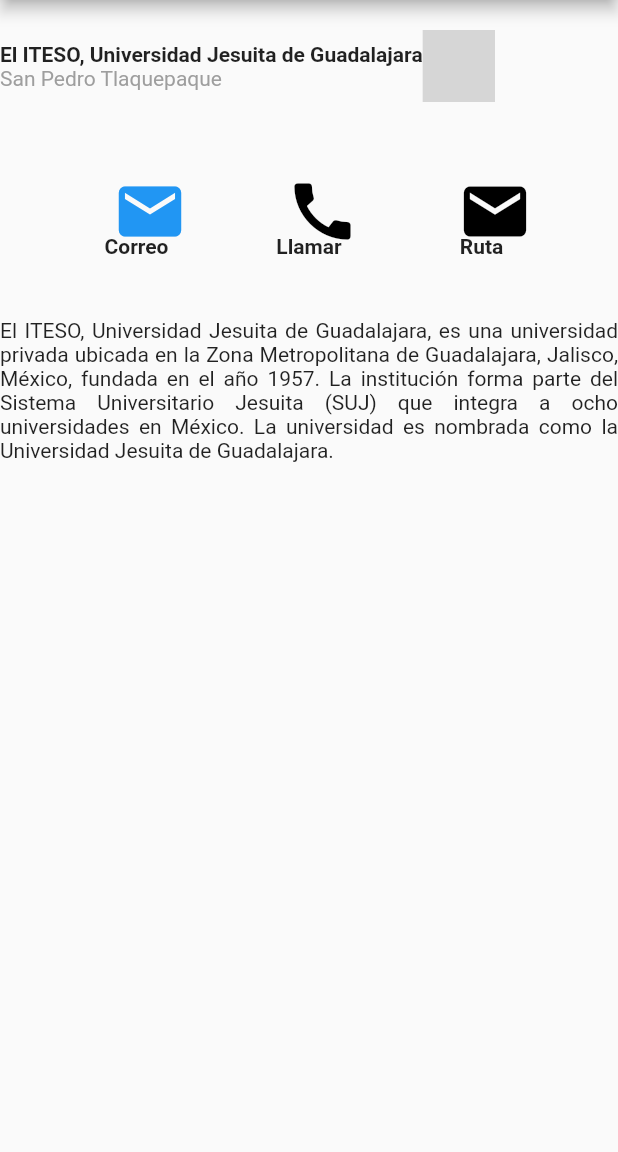
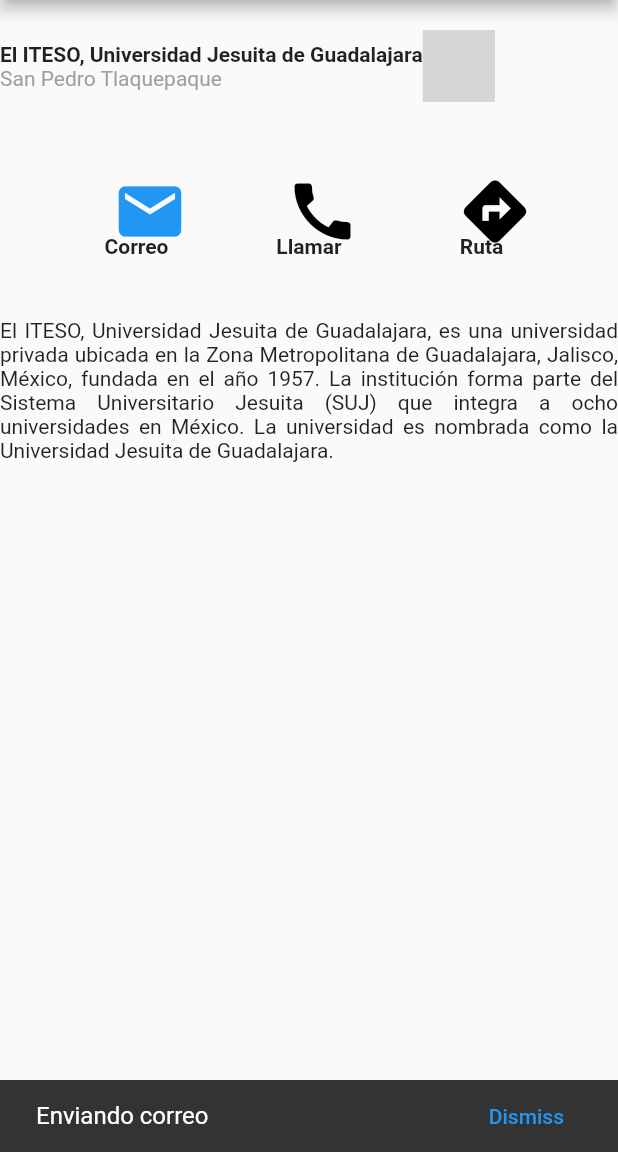
Before and after one commit to TheOutl4nder/Tarea1, a Flutter app: the screen it shows after launch, after a tap on the "mail" icon, on a phone screen of 412 x 824 dp, the part 84-1236 px from its top. Run offline on Flutter 3.47's test engine with Material 2 defaults, Android fonts, the phone set to English and light mode, and no system bars; network calls fail; statements that could not run were skipped; grey boxes are pictures that could not be loaded.

Commit message:
snackbar

```diff
--- a/lib/main.dart
+++ b/lib/main.dart
@@ -12,7 +12,7 @@ class Likes extends StatelessWidget{
   @required this.likesChanged);
 
   @override
-  Widget build(BuildContext context) {
+  Widget build(BuildContext context){
     return Column(children: [
                     Row(
                       children: [
@@ -84,6 +84,7 @@ class _HomePage extends State<HomePage> {
           Row(mainAxisAlignment: MainAxisAlignment.spaceEvenly ,children: [
             Column(crossAxisAlignment: CrossAxisAlignment.center, children: [
               IconButton(onPressed: ()=>{
+                showSnackBar(context,'Enviando correo'),
                 setState((){
                   mailButton = !mailButton;
                 })
@@ -92,6 +93,7 @@ class _HomePage extends State<HomePage> {
             ],),
             Column(crossAxisAlignment: CrossAxisAlignment.center, children: [
               IconButton(onPressed: ()=>{
+                showSnackBar(context,'Llamando'),
                 setState((){
                   callButton = !callButton;
                 })
@@ -100,11 +102,12 @@ class _HomePage extends State<HomePage> {
             ],),
             Column(crossAxisAlignment: CrossAxisAlignment.center, children: [
               IconButton(onPressed: ()=>{
+                showSnackBar(context,'Mostrando ruta'),
                 setState((){
                   routeButton = !routeButton;
                 })
-              }, icon: Icon(Icons.mail, size: 50, color: routeButton? Colors.black: Colors.blue)),
-              Text('Ruta', style: TextStyle(fontWeight: FontWeight.bold))
+              }, icon: Icon(Icons.directions,size: 50, color: routeButton? Colors.black: Colors.blue),),
+              Text('Ruta', style: TextStyle(fontWeight: FontWeight.bold),)
             ],)
           ],),
           Container(
@@ -117,4 +120,19 @@ class _HomePage extends State<HomePage> {
       ),
     );
   }
+
+  void showSnackBar(BuildContext context, String text){
+    final snackBar = SnackBar(
+      content: Text(
+        text,
+        style: TextStyle(fontSize: 16),
+      ),
+      action: SnackBarAction(label: 'Dismiss',
+      onPressed: ()=>{
+        print('pressed!')
+      }),
+    );
+
+    ScaffoldMessenger.of(context).showSnackBar(snackBar);
+  }
 }
```
